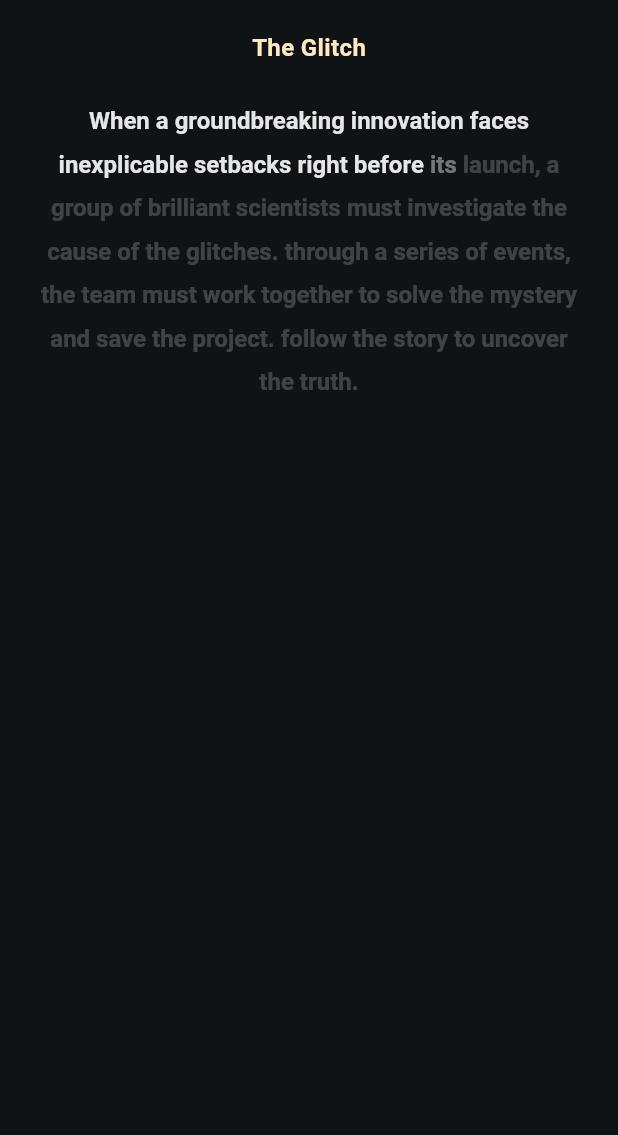
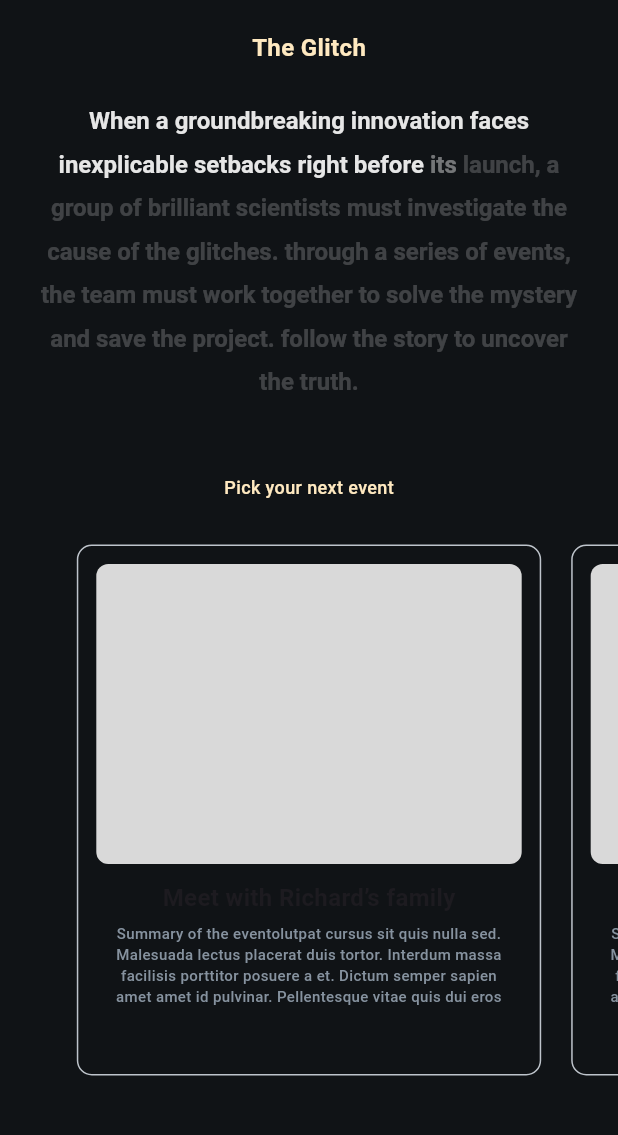
Before and after one commit to mayor04/mystery, a Flutter app: the GameScreen screen opened directly, on a phone screen of 412 x 824 dp, the part 57-1192 px from its top. Run offline on Flutter 3.47's test engine with Material 3 defaults, Android fonts, the phone set to English and light mode, and no system bars; our stand-ins replace bloc, equatable, flutter_bloc, flutter_svg, google_fonts, google_generative_ai; generated files the repository leaves out were written again.

Commit message:
fix: created event selection and event screen

```diff
--- a/lib/features/game/screens/game_screen.dart
+++ b/lib/features/game/screens/game_screen.dart
@@ -6,6 +6,7 @@ import 'package:mystery/features/game/bloc/game_bloc.dart';
 import 'package:mystery/features/game/screens/event_screen.dart';
 import 'package:mystery/features/game/widgets/animated_words.dart';
 import 'package:mystery/features/game/widgets/event_item.dart';
+import 'package:mystery/features/game/widgets/event_selection_carousel.dart';
 import 'package:mystery/features/game/widgets/game_background.dart';
 import 'package:mystery/features/game/widgets/game_header.dart';
 import 'package:mystery/utils/app_fonts.dart';
@@ -99,8 +100,9 @@ class _GameScreenState extends State<GameScreen> {
                                     Navigator.push(
                                       context,
                                       MaterialPageRoute<EventScreen>(
-                                        builder: (context) => EventScreen(
-                                          title: gameState.gameStory.title,
+                                        builder: (context) => BlocProvider.value(
+                                          value: context.read<GameBloc>(),
+                                          child: const EventScreen(),
                                         ),
                                       ),
                                     );
@@ -124,6 +126,10 @@ class _GameScreenState extends State<GameScreen> {
                               },
                             ),
                           ),
+                        if (gameState.currentEvent == null)
+                          const SliverToBoxAdapter(
+                            child: EventSelectionCarousel(),
+                          ),
                       ],
                     );
                   },
--- /dev/null
+++ b/lib/features/game/widgets/event_selection_carousel.dart
@@ -0,0 +1,65 @@
+import 'package:flutter/material.dart';
+import 'package:flutter_bloc/flutter_bloc.dart';
+import 'package:mystery/constant/colors.dart';
+import 'package:mystery/features/game/bloc/game_bloc.dart';
+import 'package:mystery/features/game/screens/event_screen.dart';
+import 'package:mystery/features/game/widgets/event_selection_item.dart';
+import 'package:mystery/utils/app_fonts.dart';
+
+class EventSelectionCarousel extends StatefulWidget {
+  const EventSelectionCarousel({super.key});
+
+  @override
+  State<EventSelectionCarousel> createState() => _EventSelectionCarouselState();
+}
+
+class _EventSelectionCarouselState extends State<EventSelectionCarousel> {
+  final _controller = PageController(viewportFraction: 0.8);
+
+  @override
+  Widget build(BuildContext context) {
+    return Column(
+      children: [
+        const SizedBox(height: 30),
+        Text(
+          'Pick your next event',
+          style: AppFonts.bodySmall(
+            color: AppColors.textBeige,
+          ),
+        ),
+        SizedBox(
+          height: 414,
+          child: PageView.builder(
+            itemCount: 5,
+            controller: _controller,
+            itemBuilder: (context, index) {
+              // final selectedIndex = _controller.page?.round() ?? 0;
+              // final isSelected = selectedIndex == index;
+
+              return Padding(
+                padding: const EdgeInsets.symmetric(
+                  horizontal: 10,
+                  vertical: 30,
+                ),
+                child: EventSelectionItem(
+                  onTap: () {
+                    Navigator.push(
+                      context,
+                      MaterialPageRoute<EventScreen>(
+                        builder: (_) => BlocProvider.value(
+                          value: context.read<GameBloc>(),
+                          child: EventScreen(),
+                        ),
+                      ),
+                    );
+                  },
+                ),
+              );
+            },
+          ),
+        ),
+        const SizedBox(height: 30),
+      ],
+    );
+  }
+}
--- /dev/null
+++ b/lib/features/game/widgets/event_selection_item.dart
@@ -0,0 +1,69 @@
+import 'package:flutter/material.dart';
+import 'package:mystery/constant/colors.dart';
+import 'package:mystery/utils/app_fonts.dart';
+
+class EventSelectionItem extends StatelessWidget {
+  const EventSelectionItem({
+    this.onTap,
+    super.key,
+  });
+
+  final VoidCallback? onTap;
+
+  @override
+  Widget build(BuildContext context) {
+    return InkWell(
+      onTap: onTap,
+      child: Container(
+        width: 290,
+        padding: const EdgeInsets.all(12),
+        decoration: BoxDecoration(
+          borderRadius: const BorderRadius.all(Radius.circular(10)),
+          border: Border.all(
+            color: AppColors.blue50,
+          ),
+        ),
+        child: Column(
+          mainAxisSize: MainAxisSize.min,
+          crossAxisAlignment: CrossAxisAlignment.start,
+          children: [
+            Container(
+              height: 200,
+              decoration: const BoxDecoration(
+                color: const Color(0xFFD9D9D9),
+                borderRadius: BorderRadius.all(Radius.circular(8)),
+              ),
+            ),
+            const SizedBox(
+              height: 11,
+            ),
+            Flexible(
+              child: Padding(
+                padding: const EdgeInsets.symmetric(horizontal: 10),
+                child: Column(
+                  mainAxisSize: MainAxisSize.min,
+                  children: [
+                    Text(
+                      'Meet with Richard’s family',
+                      style: AppFonts.bodyLarge(),
+                    ),
+                    const SizedBox(
+                      height: 5,
+                    ),
+                    Text(
+                      'Summary of the eventolutpat cursus sit quis nulla sed. Malesuada lectus placerat duis tortor. Interdum massa facilisis porttitor posuere a et. Dictum semper sapien amet amet id pulvinar. Pellentesque vitae quis dui eros tellus magna id. Elit ',
+                      textAlign: TextAlign.center,
+                      maxLines: 4,
+                      style: AppFonts.bodyXS(color: AppColors.blue200),
+                    ),
+                    const SizedBox(height: 14),
+                  ],
+                ),
+              ),
+            ),
+          ],
+        ),
+      ),
+    );
+  }
+}
```
Also changed, not shown: lib/app/models/event_model.dart (added, +105 -0 lines), lib/features/game/bloc/event_bloc.dart (added, +21 -0 lines), lib/features/game/bloc/event_state.dart (added, +25 -0 lines), lib/features/game/screens/event_screen.dart (+45 -17 lines), lib/features/game/widgets/decision_box.dart (added, +98 -0 lines).
